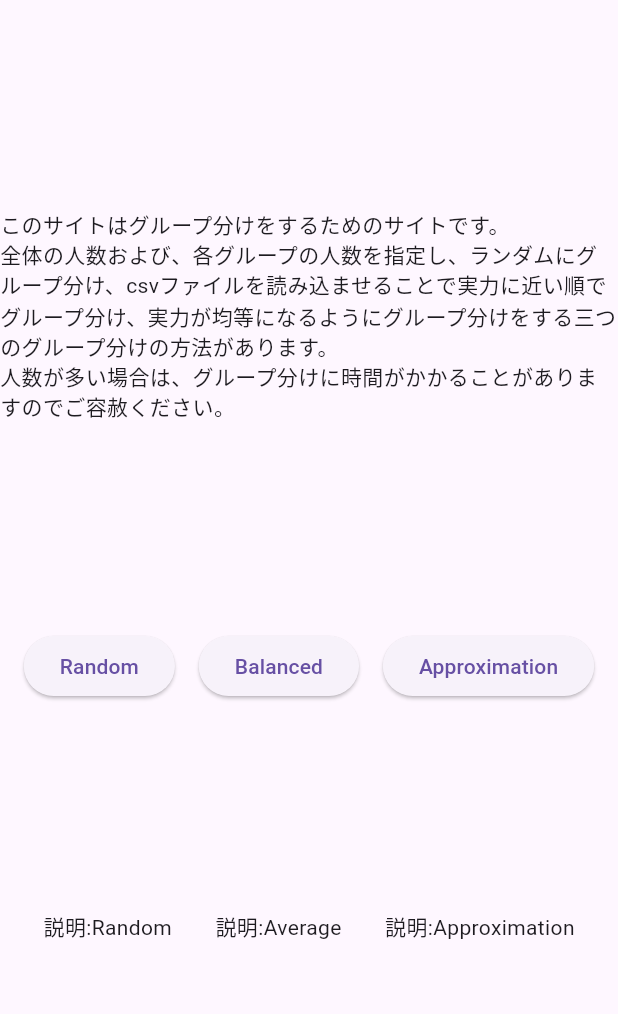
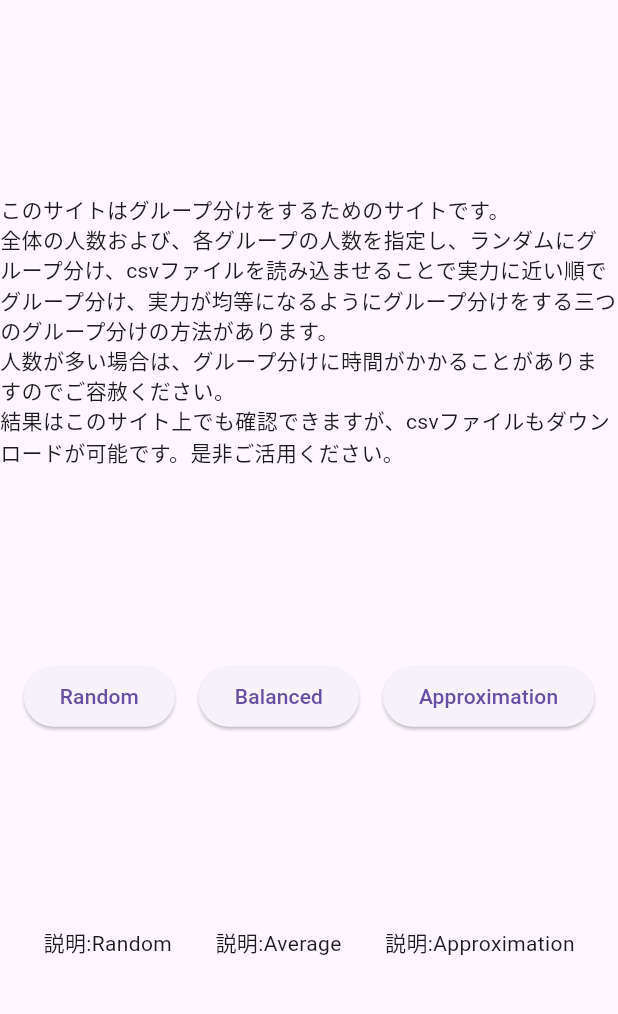
Before and after one commit to HinataYasukawa/groupingapp, a Flutter app: the screen it shows after launch, on a phone screen of 412 x 824 dp, the part 84-1098 px from its top. Run offline on Flutter 3.47's test engine with Material 3 defaults, Android fonts, the phone set to English and light mode, and no system bars; our stand-ins replace file_picker, flutter_riverpod, go_router.

Commit message:
説明を少し書き換えた

```diff
--- a/lib/MainScreen.dart
+++ b/lib/MainScreen.dart
@@ -24,7 +24,7 @@ class _MainScreenState extends State<MainScreen> {
           mainAxisAlignment: MainAxisAlignment.spaceEvenly,
           mainAxisSize: MainAxisSize.max,
           children: <Widget>[
-            Text('このサイトはグループ分けをするためのサイトです。\n全体の人数および、各グループの人数を指定し、ランダムにグループ分け、csvファイルを読み込ませることで実力に近い順でグループ分け、実力が均等になるようにグループ分けをする三つのグループ分けの方法があります。\n人数が多い場合は、グループ分けに時間がかかることがありますのでご容赦ください。'),
+            Text('このサイトはグループ分けをするためのサイトです。\n全体の人数および、各グループの人数を指定し、ランダムにグループ分け、csvファイルを読み込ませることで実力に近い順でグループ分け、実力が均等になるようにグループ分けをする三つのグループ分けの方法があります。\n人数が多い場合は、グループ分けに時間がかかることがありますのでご容赦ください。\n結果はこのサイト上でも確認できますが、csvファイルもダウンロードが可能です。是非ご活用ください。'),
           Row(
             mainAxisAlignment: MainAxisAlignment.spaceEvenly,
             mainAxisSize: MainAxisSize.max,
```
